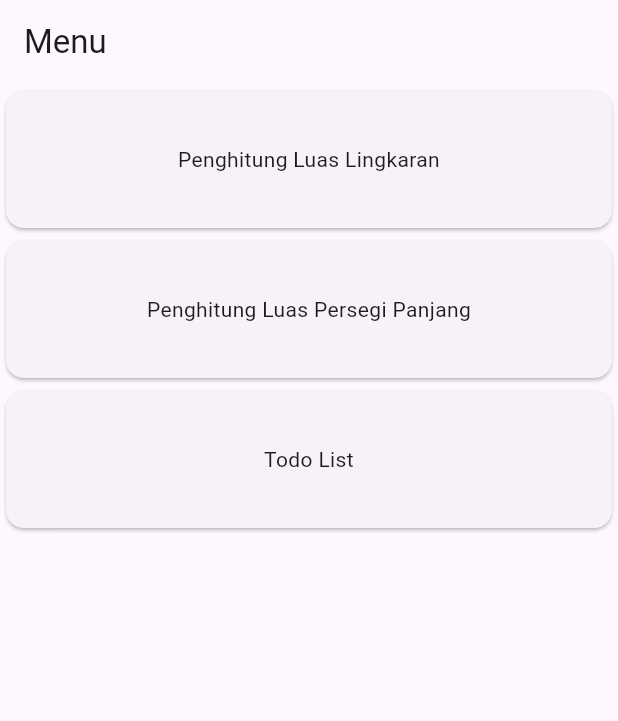
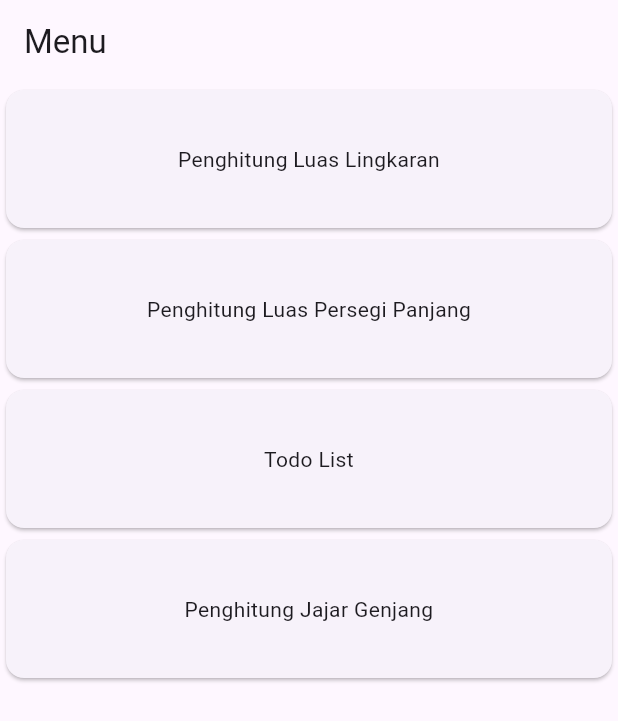
Before and after one commit to abdillahfaiz/flutter_basic, a Flutter app: the screen it shows after launch, on a phone screen of 412 x 824 dp. Shown: the top 721 px of the screen. Run offline on Flutter 3.47's test engine with Material 3 defaults, Android fonts, the phone set to English and light mode, and no system bars.

Commit message:
feat(jajargenjang-area-feature)

```diff
--- a/lib/main.dart
+++ b/lib/main.dart
@@ -1,5 +1,7 @@
 import 'package:flutter/material.dart';
 import 'package:provider/provider.dart';
+import 'package:todo_list/jajargenjang_area/provider/jajargenjang_model.dart';
+import 'package:todo_list/jajargenjang_area/ui/jajargenjang_area_scree.dart';
 import 'package:todo_list/circular_area/provider/circular_model.dart';
 import 'package:todo_list/circular_area/ui/circular_area_screen.dart';
 import 'package:todo_list/menu_screen.dart';
@@ -22,6 +24,9 @@ void main() {
         ChangeNotifierProvider(
           create: (context) => RectangularModel(),
         ),
+        ChangeNotifierProvider(
+          create: (context) => JajargenjangModel(),
+        ),
       ],
       child: App(),
     ),
@@ -35,20 +40,12 @@ class App extends StatelessWidget {
   Widget build(BuildContext context) {
     return MaterialApp(
       initialRoute: '/',
-//       routes: {
-//         '/': (context) => MenuScreen(),
-//         '/circular-area': (context) => CircularAreaScreen(),
-// <<<<<<< HEAD
-//         '/rectangular-area': (context) => RectangularAreaScreen()
-// =======
-//         '/todolist': (context) => TodolistScreen()
-// >>>>>>> c8569827c309ce8d20c6917990e43375fe9cb625
-//       },
       routes: {
         '/': (context) => MenuScreen(),
         '/circular-area': (context) => CircularAreaScreen(),
         '/rectangular-area': (context) => RectangularAreaScreen(),
-        '/todolist': (context) => TodolistScreen()
+        '/todolist': (context) => TodolistScreen(),
+        '/jajar-genjang': (context) => JajargenjangAreaScreen(),
       },
     );
   }
--- a/lib/menu_screen.dart
+++ b/lib/menu_screen.dart
@@ -46,9 +46,6 @@ class MenuScreen extends StatelessWidget {
                 ),
               ),
             ),
-            // SizedBox(
-            //   height: 24,
-            // ),
             InkWell(
               onTap: () {
                 Navigator.pushNamed(context, '/todolist');
@@ -66,6 +63,23 @@ class MenuScreen extends StatelessWidget {
                 ),
               ),
             ),
+            InkWell(
+              onTap: () {
+                Navigator.pushNamed(context, '/jajar-genjang');
+              },
+              child: SizedBox(
+                width: double.infinity,
+                height: 100,
+                child: Card(
+                  child: Center(
+                    child: Text(
+                      'Penghitung Jajar Genjang',
+                      textAlign: TextAlign.center,
+                    ),
+                  ),
+                ),
+              ),
+            ),
           ],
         ),
       ),
```
Also changed, not shown: lib/jajargenjang_area/provider/jajargenjang_model.dart (added, +10 -0 lines), lib/jajargenjang_area/ui/jajargenjang_area_scree.dart (added, +81 -0 lines), lib/todolist/ui/todolist_screen.dart (+10 -4 lines).
